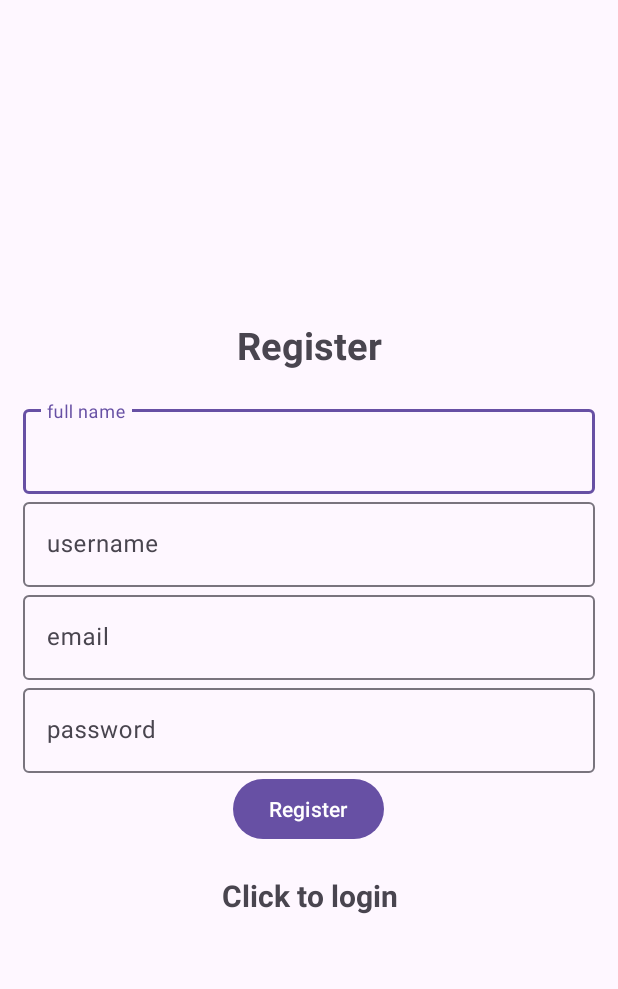
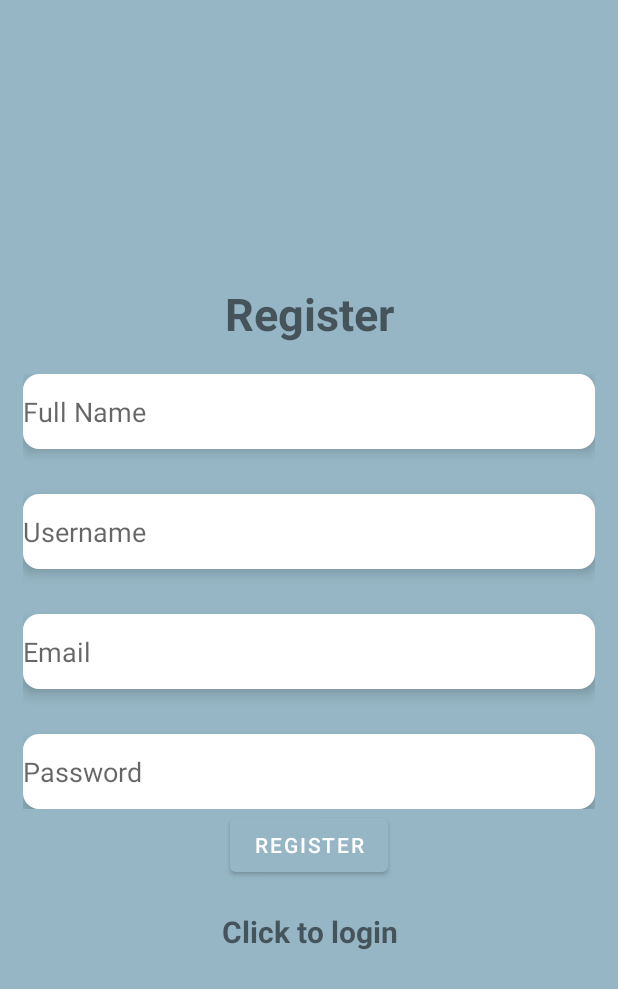
Before and after one commit to sp0603/Book-It, an Android app: the screen it shows after launch (Register), after a tap on "Click to register", on a phone screen of 412 x 824 dp. Shown: the top 989 px of the screen. Run offline under Robolectric (Android 15) with nearby library versions, the phone set to English and light mode, and no system bars; our stand-ins replace Firebase (no records; nobody signed in at launch, a user with empty details on screens opened directly); 1 other tap on this screen came first.

Commit message:
changed register xml page

```diff
--- a/app/src/main/java/com/example/scheduling/Register.java
+++ b/app/src/main/java/com/example/scheduling/Register.java
@@ -11,6 +11,7 @@ import android.os.Bundle;
 import android.text.TextUtils;
 import android.view.View;
 import android.widget.Button;
+import android.widget.EditText;
 import android.widget.ProgressBar;
 import android.widget.TextView;
 import android.widget.Toast;
@@ -26,7 +27,7 @@ import com.google.firebase.database.FirebaseDatabase;
 
 public class Register extends AppCompatActivity {
 
-    TextInputEditText editTextEmail, editTextPassword, editName, editUsername;
+    EditText editTextEmail, editTextPassword, editName, editUsername;
     Button buttonReg;
     FirebaseAuth mAuth;
     FirebaseDatabase database;
--- a/app/src/main/res/drawable/empty_tall_divider.xml
+++ b/app/src/main/res/drawable/empty_tall_divider.xml
@@ -1,4 +1,7 @@
 <?xml version="1.0" encoding="utf-8"?>
+
 <shape xmlns:android="http://schemas.android.com/apk/res/android">
-
+    <size
+        android:height="30dp"
+        android:width="0dp"/>
 </shape>
--- a/app/src/main/res/layout/activity_register.xml
+++ b/app/src/main/res/layout/activity_register.xml
@@ -7,60 +7,79 @@
     android:gravity="center"
     android:layout_height="match_parent"
     android:padding="15dp"
+    android:theme="@style/Theme.Scheduling"
+    android:background="@color/my_primary"
     tools:context=".Register">
 
     <TextView
         android:text="@string/register"
-        android:textSize="25sp"
+        android:textSize="30sp"
         android:textStyle="bold"
         android:gravity="center"
         android:layout_marginBottom="20dp"
         android:layout_width="match_parent"
         android:layout_height="wrap_content" />
 
-    <com.google.android.material.textfield.TextInputLayout
+    <LinearLayout
         android:layout_width="match_parent"
-        android:layout_height="wrap_content">
+        android:layout_height="wrap_content"
+        android:layout_gravity="center_vertical"
+        android:orientation="vertical"
+        android:showDividers="middle"
+        android:divider="@drawable/empty_tall_divider">
 
-        <com.google.android.material.textfield.TextInputEditText
+        <EditText
             android:id="@+id/name"
-            android:hint="full name"
+            android:hint="@string/fullname"
+            android:autofillHints="name"
+            android:inputType="textPersonName"
             android:layout_width="match_parent"
-            android:layout_height="wrap_content" />
-    </com.google.android.material.textfield.TextInputLayout>
+            android:layout_height="50dp"
+            android:background="@drawable/edit_text_rounded_corner"
+            android:elevation="5dp"
+            android:showDividers="middle"
+            android:divider="@drawable/empty_tall_divider"
+        />
 
-    <com.google.android.material.textfield.TextInputLayout
-        android:layout_width="match_parent"
-        android:layout_height="wrap_content">
 
-        <com.google.android.material.textfield.TextInputEditText
+
+        <EditText
             android:id="@+id/username"
-            android:hint="username"
+            android:hint="@string/username"
+            android:autofillHints="username"
+            android:inputType="textPersonName"
             android:layout_width="match_parent"
-            android:layout_height="wrap_content" />
-    </com.google.android.material.textfield.TextInputLayout>
+            android:layout_height="50dp"
+            android:background="@drawable/edit_text_rounded_corner"
+            android:elevation="5dp"/>
 
-    <com.google.android.material.textfield.TextInputLayout
-        android:layout_width="match_parent"
-        android:layout_height="wrap_content">
 
-        <com.google.android.material.textfield.TextInputEditText
+        <EditText
             android:id="@+id/email"
             android:hint="@string/email"
+            android:autofillHints="emailAddress"
+            android:inputType="textEmailAddress"
             android:layout_width="match_parent"
-            android:layout_height="wrap_content" />
-    </com.google.android.material.textfield.TextInputLayout>
+            android:layout_height="50dp"
+            android:background="@drawable/edit_text_rounded_corner"
+            android:elevation="5dp"/>
 
-    <com.google.android.material.textfield.TextInputLayout
-        android:layout_width="match_parent"
-        android:layout_height="wrap_content">
 
-        <com.google.android.material.textfield.TextInputEditText
+        <EditText
             android:id="@+id/password"
             android:hint= "@string/password"
+            android:autofillHints="password"
+            android:inputType="textPassword"
             android:layout_width="match_parent"
-            android:layout_height="wrap_content" />
-    </com.google.android.material.textfield.TextInputLayout>
+            android:layout_height="50dp"
+            android:background="@drawable/edit_text_rounded_corner"
+            android:elevation="5dp"/>
+
+
+    </LinearLayout>
+
+
+
 
     <ProgressBar
         android:id="@+id/progressBar"
--- a/app/src/main/res/values/strings.xml
+++ b/app/src/main/res/values/strings.xml
@@ -1,10 +1,12 @@
-<resources>
+<resources xmlns:tools="http://schemas.android.com/tools">
     <string name="app_name">Book It!</string>
     <string name="login">Login</string>
-    <string name="email">email</string>
-    <string name="password">password</string>
+    <string name="email">Email</string>
+    <string name="password">Password</string>
     <string name="register">Register</string>
     <string name="click_to_login">Click to login</string>
     <string name="click_to_register">Click to register</string>
     <string name="logout">Logout</string>
+    <string name="username">Username</string>
+    <string name="fullname">Full Name</string>
 </resources>
```
